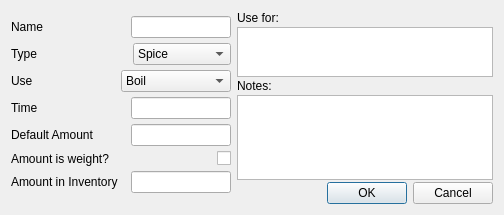
Qt form ui/miscEditor.ui (Brewken/brewken) before a commit.
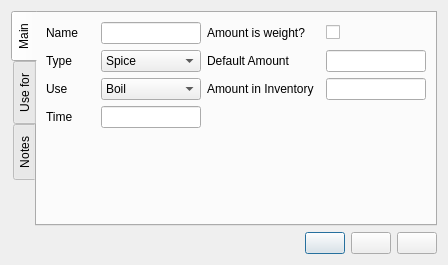
The same form after that commit. Icons and pictures are not drawn. Custom widgets are drawn as their Qt base class.

Patch:
```diff
--- a/ui/miscEditor.ui
+++ b/ui/miscEditor.ui
@@ -6,8 +6,8 @@
    <rect>
     <x>0</x>
     <y>0</y>
-    <width>504</width>
-    <height>215</height>
+    <width>448</width>
+    <height>265</height>
    </rect>
   </property>
   <property name="windowTitle">
@@ -16,37 +16,25 @@
   <property name="configSection" stdset="0">
    <string notr="true">miscEditor</string>
   </property>
-  <layout class="QVBoxLayout" name="verticalLayout_3">
-   <item>
-    <layout class="QHBoxLayout" name="horizontalLayout_7">
-     <item>
       <layout class="QVBoxLayout" name="verticalLayout">
-       <property name="spacing">
+   <item>
+    <widget class="QTabWidget" name="tabWidget_editor">
+     <property name="tabPosition">
+      <enum>QTabWidget::West</enum>
+     </property>
+     <property name="currentIndex">
         <number>0</number>
        </property>
-       <item>
-        <layout class="QHBoxLayout" name="horizontalLayout">
-         <item>
-          <widget class="QLabel" name="label_name">
-           <property name="sizePolicy">
-            <sizepolicy hsizetype="Expanding" vsizetype="Fixed">
-             <horstretch>0</horstretch>
-             <verstretch>0</verstretch>
-            </sizepolicy>
-           </property>
-           <property name="text">
-            <string>Name</string>
-           </property>
-           <property name="alignment">
-            <set>Qt::AlignLeading|Qt::AlignLeft|Qt::AlignVCenter</set>
-           </property>
-           <property name="buddy">
-            <cstring>lineEdit_name</cstring>
-           </property>
-          </widget>
-         </item>
-         <item>
-          <widget class="QLineEdit" name="lineEdit_name">
+     <property name="usesScrollButtons">
+      <bool>false</bool>
+     </property>
+     <widget class="QWidget" name="tab_main">
+      <attribute name="title">
+       <string>Main</string>
+      </attribute>
+      <layout class="QGridLayout" name="gridLayout">
+       <item row="5" column="1">
+        <widget class="BtTimeEdit" name="lineEdit_time">
            <property name="sizePolicy">
             <sizepolicy hsizetype="Fixed" vsizetype="Fixed">
              <horstretch>100</horstretch>
@@ -66,18 +54,30 @@
             </size>
            </property>
            <property name="toolTip">
-            <string>Name</string>
-           </property>
-          </widget>
-         </item>
-        </layout>
-       </item>
-       <item>
-        <layout class="QHBoxLayout" name="horizontalLayout_2">
-         <property name="spacing">
-          <number>6</number>
+          <string>Time</string>
+         </property>
+         <property name="editField" stdset="0">
+          <string notr="true">time</string>
+         </property>
+        </widget>
+       </item>
+       <item row="0" column="4">
+        <widget class="QCheckBox" name="checkBox_isWeight">
+         <property name="sizePolicy">
+          <sizepolicy hsizetype="Minimum" vsizetype="Fixed">
+           <horstretch>0</horstretch>
+           <verstretch>0</verstretch>
+          </sizepolicy>
          </property>
-         <item>
+         <property name="toolTip">
+          <string>Checked if the given amount is weight instead of volume</string>
+         </property>
+         <property name="text">
+          <string/>
+         </property>
+        </widget>
+       </item>
+       <item row="2" column="0">
           <widget class="QLabel" name="label_type">
            <property name="sizePolicy">
             <sizepolicy hsizetype="Expanding" vsizetype="Fixed">
@@ -96,7 +96,26 @@
            </property>
           </widget>
          </item>
-         <item>
+       <item row="4" column="0">
+        <widget class="QLabel" name="label_use">
+         <property name="sizePolicy">
+          <sizepolicy hsizetype="Preferred" vsizetype="Fixed">
+           <horstretch>0</horstretch>
+           <verstretch>0</verstretch>
+          </sizepolicy>
+         </property>
+         <property name="text">
+          <string>Use</string>
+         </property>
+         <property name="alignment">
+          <set>Qt::AlignLeading|Qt::AlignLeft|Qt::AlignVCenter</set>
+         </property>
+         <property name="buddy">
+          <cstring>comboBox_use</cstring>
+         </property>
+        </widget>
+       </item>
+       <item row="2" column="1">
           <widget class="QComboBox" name="comboBox_type">
            <property name="toolTip">
             <string>Type</string>
@@ -133,20 +152,16 @@
            </item>
           </widget>
          </item>
-        </layout>
-       </item>
-       <item>
-        <layout class="QHBoxLayout" name="horizontalLayout_3">
-         <item>
-          <widget class="QLabel" name="label_use">
+       <item row="5" column="0">
+        <widget class="BtTimeLabel" name="label_time">
            <property name="sizePolicy">
-            <sizepolicy hsizetype="Preferred" vsizetype="Fixed">
+          <sizepolicy hsizetype="Expanding" vsizetype="Fixed">
              <horstretch>0</horstretch>
              <verstretch>0</verstretch>
             </sizepolicy>
            </property>
            <property name="text">
-            <string>Use</string>
+          <string>Time</string>
            </property>
            <property name="alignment">
             <set>Qt::AlignLeading|Qt::AlignLeft|Qt::AlignVCenter</set>
@@ -156,7 +171,32 @@
            </property>
           </widget>
          </item>
-         <item>
+       <item row="0" column="1">
+        <widget class="BtStringEdit" name="lineEdit_name">
+         <property name="sizePolicy">
+          <sizepolicy hsizetype="Fixed" vsizetype="Fixed">
+           <horstretch>100</horstretch>
+           <verstretch>0</verstretch>
+          </sizepolicy>
+         </property>
+         <property name="minimumSize">
+          <size>
+           <width>100</width>
+           <height>0</height>
+          </size>
+         </property>
+         <property name="maximumSize">
+          <size>
+           <width>100</width>
+           <height>16777215</height>
+          </size>
+         </property>
+         <property name="toolTip">
+          <string>Name</string>
+         </property>
+        </widget>
+       </item>
+       <item row="4" column="1">
           <widget class="QComboBox" name="comboBox_use">
            <property name="toolTip">
             <string>Use</string>
@@ -188,12 +228,8 @@
            </item>
           </widget>
          </item>
-        </layout>
-       </item>
-       <item>
-        <layout class="QHBoxLayout" name="horizontalLayout_4">
-         <item>
-          <widget class="BtTimeLabel" name="label_time">
+       <item row="0" column="0">
+        <widget class="QLabel" name="label_name">
            <property name="sizePolicy">
             <sizepolicy hsizetype="Expanding" vsizetype="Fixed">
              <horstretch>0</horstretch>
@@ -204,7 +240,7 @@
             <enum>Qt::CustomContextMenu</enum>
            </property>
            <property name="text">
-            <string>Time</string>
+          <string>Name</string>
            </property>
            <property name="alignment">
             <set>Qt::AlignLeading|Qt::AlignLeft|Qt::AlignVCenter</set>
@@ -214,42 +250,39 @@
            </property>
           </widget>
          </item>
-         <item>
-          <widget class="BtTimeEdit" name="lineEdit_time">
+       <item row="0" column="2" colspan="2">
+        <widget class="QLabel" name="label_isWeight">
            <property name="sizePolicy">
-            <sizepolicy hsizetype="Fixed" vsizetype="Fixed">
-             <horstretch>100</horstretch>
+          <sizepolicy hsizetype="Expanding" vsizetype="Preferred">
+           <horstretch>0</horstretch>
              <verstretch>0</verstretch>
             </sizepolicy>
            </property>
-           <property name="minimumSize">
-            <size>
-             <width>100</width>
-             <height>0</height>
-            </size>
-           </property>
-           <property name="maximumSize">
-            <size>
-             <width>100</width>
-             <height>16777215</height>
-            </size>
-           </property>
            <property name="toolTip">
-            <string>Time</string>
-           </property>
-           <property name="editField" stdset="0">
-            <string notr="true">time</string>
+          <string>Check it if the amount listed is in kg instead of L.</string>
+         </property>
+         <property name="text">
+          <string>Amount is weight?</string>
+         </property>
+         <property name="buddy">
+          <cstring>checkBox_isWeight</cstring>
            </property>
           </widget>
          </item>
-        </layout>
+       <item row="6" column="1">
+        <spacer name="verticalSpacer">
+         <property name="orientation">
+          <enum>Qt::Vertical</enum>
+         </property>
+         <property name="sizeHint" stdset="0">
+          <size>
+           <width>20</width>
+           <height>40</height>
+          </size>
+         </property>
+        </spacer>
        </item>
-       <item>
-        <layout class="QHBoxLayout" name="horizontalLayout_5">
-         <property name="spacing">
-          <number>6</number>
-         </property>
-         <item>
+       <item row="2" column="2">
           <widget class="BtMixedLabel" name="label_amount">
            <property name="sizePolicy">
             <sizepolicy hsizetype="Expanding" vsizetype="Fixed">
@@ -268,7 +301,7 @@
            </property>
           </widget>
          </item>
-         <item>
+       <item row="2" column="4">
           <widget class="BtMixedEdit" name="lineEdit_amount">
            <property name="sizePolicy">
             <sizepolicy hsizetype="Fixed" vsizetype="Fixed">
@@ -296,50 +329,7 @@
            </property>
           </widget>
          </item>
-        </layout>
-       </item>
-       <item>
-        <layout class="QHBoxLayout" name="horizontalLayout_6">
-         <item>
-          <widget class="QLabel" name="label_isWeight">
-           <property name="sizePolicy">
-            <sizepolicy hsizetype="Expanding" vsizetype="Preferred">
-             <horstretch>0</horstretch>
-             <verstretch>0</verstretch>
-            </sizepolicy>
-           </property>
-           <property name="toolTip">
-            <string>Check it if the amount listed is in kg instead of L.</string>
-           </property>
-           <property name="text">
-            <string>Amount is weight?</string>
-           </property>
-           <property name="buddy">
-            <cstring>checkBox_isWeight</cstring>
-           </property>
-          </widget>
-         </item>
-         <item>
-          <widget class="QCheckBox" name="checkBox_isWeight">
-           <property name="sizePolicy">
-            <sizepolicy hsizetype="Minimum" vsizetype="Fixed">
-             <horstretch>0</horstretch>
-             <verstretch>0</verstretch>
-            </sizepolicy>
-           </property>
-           <property name="toolTip">
-            <string>Checked if the given amount is weight instead of volume</string>
-           </property>
-           <property name="text">
-            <string/>
-           </property>
-          </widget>
-         </item>
-        </layout>
-       </item>
-       <item>
-        <layout class="QHBoxLayout" name="horizontalLayout_17">
-         <item>
+       <item row="4" column="2">
           <widget class="BtMixedLabel" name="label_inventory">
            <property name="contextMenuPolicy">
             <enum>Qt::CustomContextMenu</enum>
@@ -352,7 +342,7 @@
            </property>
           </widget>
          </item>
-         <item>
+       <item row="4" column="4">
           <widget class="BtMixedEdit" name="lineEdit_inventory">
            <property name="sizePolicy">
             <sizepolicy hsizetype="Maximum" vsizetype="Fixed">
@@ -375,92 +365,96 @@
           </widget>
          </item>
         </layout>
+     </widget>
+     <widget class="QWidget" name="tab_usefor">
+      <attribute name="title">
+       <string>Use for</string>
+      </attribute>
+      <layout class="QHBoxLayout" name="horizontalLayout">
+       <item>
+        <widget class="QTextEdit" name="textEdit_useFor"/>
        </item>
       </layout>
-     </item>
-     <item>
-      <layout class="QVBoxLayout" name="verticalLayout_2">
-       <property name="spacing">
-        <number>2</number>
-       </property>
-       <property name="sizeConstraint">
-        <enum>QLayout::SetFixedSize</enum>
-       </property>
-       <item>
-        <widget class="QLabel" name="label_useFor">
-         <property name="text">
-          <string>Use for:</string>
-         </property>
-         <property name="buddy">
-          <cstring>textEdit_useFor</cstring>
-         </property>
-        </widget>
-       </item>
+     </widget>
+     <widget class="QWidget" name="tab_notes">
+      <attribute name="title">
+       <string>Notes</string>
+      </attribute>
+      <layout class="QHBoxLayout" name="horizontalLayout_2">
        <item>
-        <widget class="QTextEdit" name="textEdit_useFor">
-         <property name="sizePolicy">
-          <sizepolicy hsizetype="Preferred" vsizetype="Maximum">
-           <horstretch>200</horstretch>
-           <verstretch>50</verstretch>
-          </sizepolicy>
-         </property>
-         <property name="maximumSize">
-          <size>
-           <width>1000</width>
-           <height>50</height>
-          </size>
-         </property>
-        </widget>
+        <widget class="QTextEdit" name="textEdit_notes"/>
        </item>
-       <item>
-        <widget class="QLabel" name="label_notes">
-         <property name="text">
-          <string>Notes:</string>
-         </property>
-         <property name="buddy">
-          <cstring>textEdit_notes</cstring>
-         </property>
-        </widget>
-       </item>
-       <item>
-        <widget class="QTextEdit" name="textEdit_notes">
-         <property name="sizePolicy">
-          <sizepolicy hsizetype="Preferred" vsizetype="Preferred">
-           <horstretch>200</horstretch>
-           <verstretch>50</verstretch>
-          </sizepolicy>
-         </property>
-         <property name="minimumSize">
-          <size>
-           <width>200</width>
-           <height>50</height>
-          </size>
-         </property>
-         <property name="maximumSize">
-          <size>
-           <width>1000</width>
-           <height>1000</height>
-          </size>
-         </property>
+      </layout>
+     </widget>
         </widget>
        </item>
        <item>
-        <widget class="QDialogButtonBox" name="buttonBox">
+    <layout class="QHBoxLayout" name="horizontalLayout_3">
+     <item>
+      <spacer name="horizontalSpacer">
          <property name="orientation">
           <enum>Qt::Horizontal</enum>
          </property>
-         <property name="standardButtons">
-          <set>QDialogButtonBox::Cancel|QDialogButtonBox::Ok</set>
-         </property>
-        </widget>
-       </item>
-      </layout>
+       <property name="sizeHint" stdset="0">
+        <size>
+         <width>40</width>
+         <height>20</height>
+        </size>
+       </property>
+      </spacer>
+     </item>
+     <item>
+      <widget class="QPushButton" name="pushButton_new">
+       <property name="toolTip">
+        <string>New misc</string>
+       </property>
+       <property name="text">
+        <string/>
+       </property>
+       <property name="icon">
+        <iconset resource="../brewken.qrc">
+         <normaloff>:/images/smallPlus.svg</normaloff>:/images/smallPlus.svg</iconset>
+       </property>
+      </widget>
+     </item>
+     <item>
+      <widget class="QPushButton" name="pushButton_save">
+       <property name="toolTip">
+        <string>Save and close</string>
+       </property>
+       <property name="text">
+        <string/>
+       </property>
+       <property name="icon">
+        <iconset resource="../brewken.qrc">
+         <normaloff>:/images/filesave.svg</normaloff>:/images/filesave.svg</iconset>
+       </property>
+      </widget>
+     </item>
+     <item>
+      <widget class="QPushButton" name="pushButton_cancel">
+       <property name="toolTip">
+        <string>Discard and close</string>
+       </property>
+       <property name="text">
+        <string/>
+       </property>
+       <property name="icon">
+        <iconset resource="../brewken.qrc">
+         <normaloff>:/images/exit.svg</normaloff>:/images/exit.svg</iconset>
+       </property>
+      </widget>
      </item>
     </layout>
    </item>
   </layout>
  </widget>
  <customwidgets>
+  <customwidget>
+   <class>BtStringEdit</class>
+   <extends>QLineEdit</extends>
+   <header>BtLineEdit.h</header>
+  </customwidget>
   <customwidget>
    <class>BtTimeEdit</class>
    <extends>QLineEdit</extends>
```
Left out of the diff: 61 changed lines with no effect on the pictures. Lines whose indentation alone changed are shown as unchanged.
